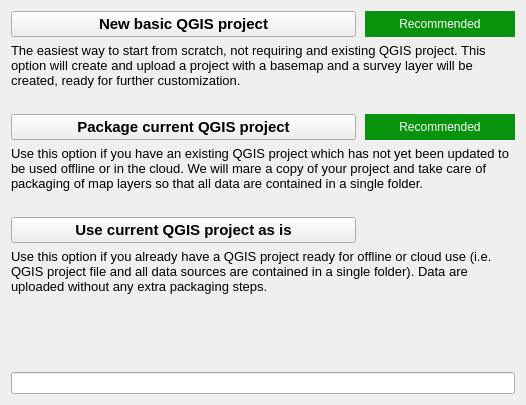
Before: the Qt Designer form Mergin/ui/ui_new_proj_init_page.ui in MerginMaps/qgis-plugin, drawn with Qt 5.
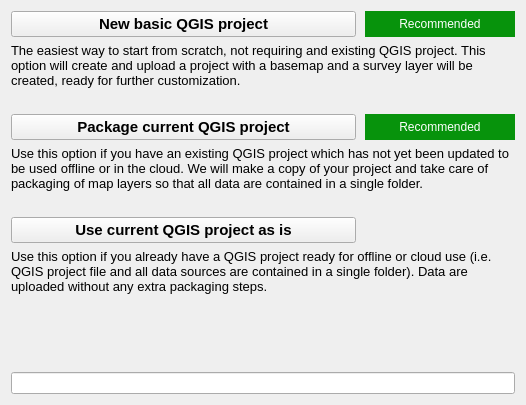
After: the same form once the commit is applied.

Commit message: Minor new project wizard fixes and improvements.

Diff of the .ui file:
```diff
--- a/Mergin/ui/ui_new_proj_init_page.ui
+++ b/Mergin/ui/ui_new_proj_init_page.ui
@@ -179,7 +179,7 @@
           <string notr="true">QLabel {font-size: 10pt}</string>
          </property>
          <property name="text">
-          <string>&lt;html&gt;&lt;head/&gt;&lt;body&gt;&lt;p&gt;Use this option if you have an existing QGIS project which has not yet been updated to be used offline or in the cloud. We will mare a copy of your project and take care of packaging of map layers so that all data are contained in a single folder.&lt;/p&gt;&lt;/body&gt;&lt;/html&gt;</string>
+          <string>&lt;html&gt;&lt;head/&gt;&lt;body&gt;&lt;p&gt;Use this option if you have an existing QGIS project which has not yet been updated to be used offline or in the cloud. We will make a copy of your project and take care of packaging of map layers so that all data are contained in a single folder.&lt;/p&gt;&lt;/body&gt;&lt;/html&gt;</string>
          </property>
          <property name="alignment">
           <set>Qt::AlignLeading|Qt::AlignLeft|Qt::AlignTop</set>
```
The commit also changes 4 other files.
